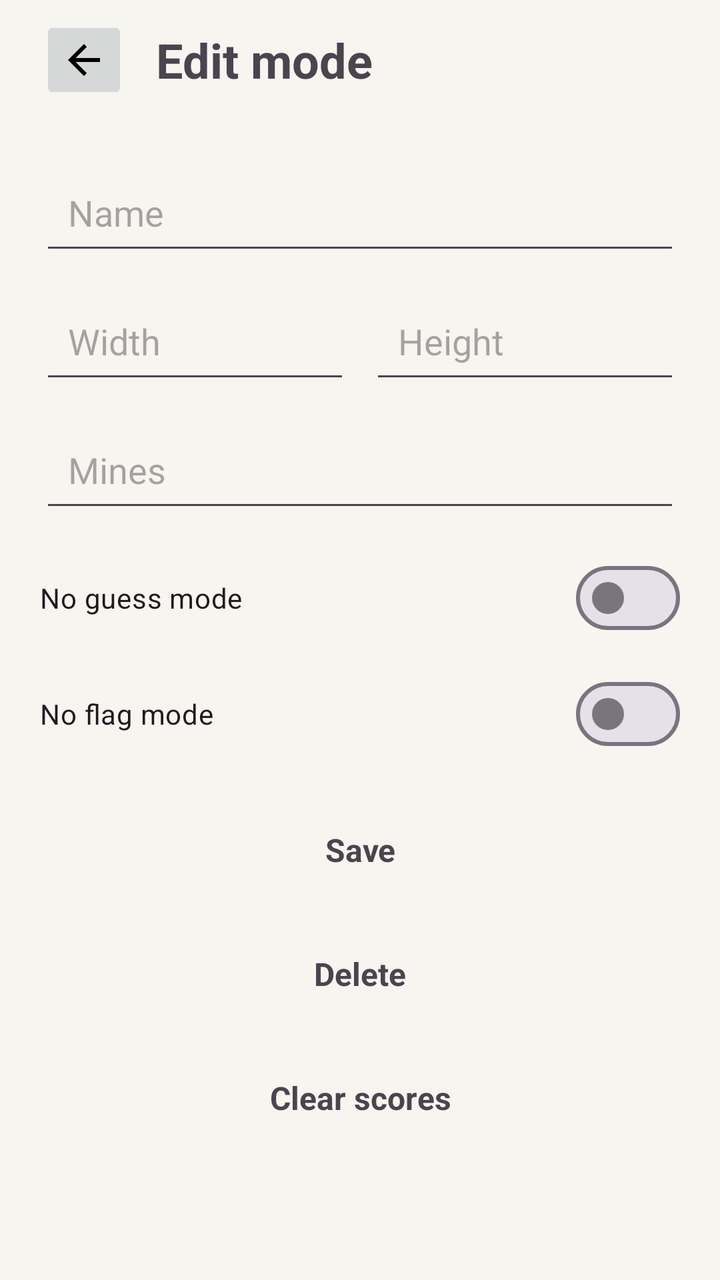
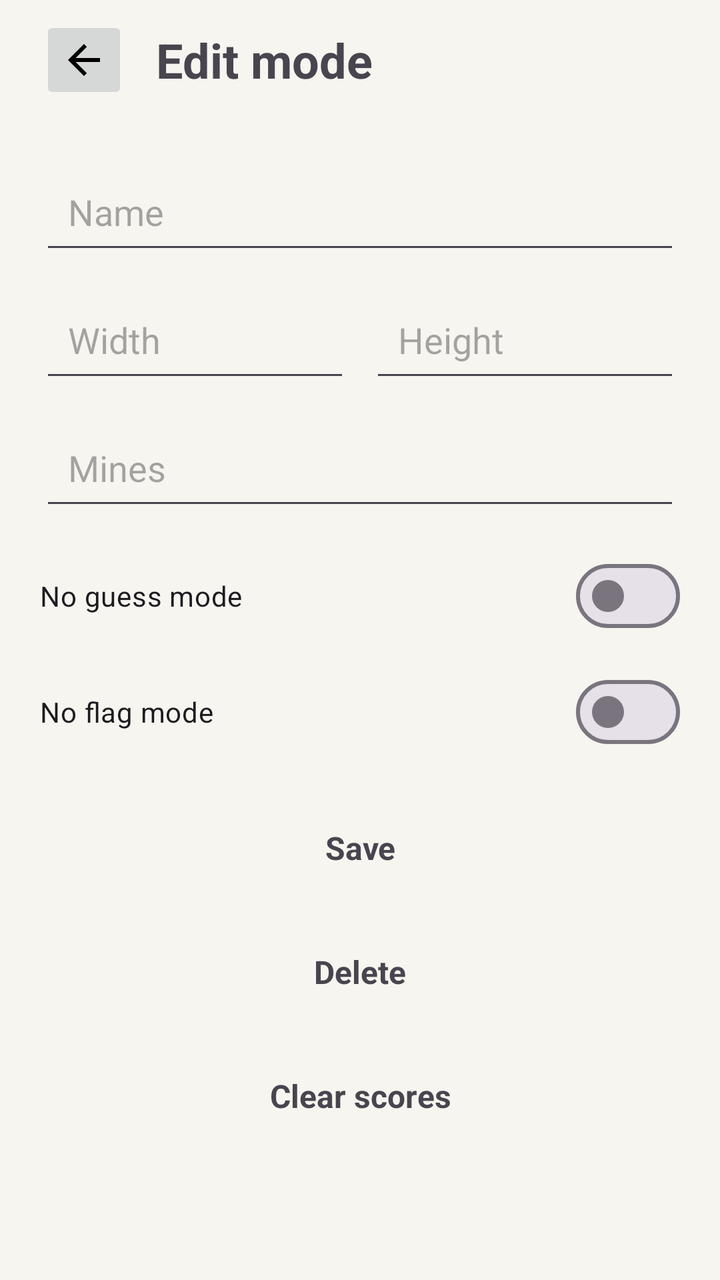

Two renders of the same Android screen: before a commit and after it. Below are the layout's source before the change and the commit's diff.
<!-- AndroidManifest.xml: application theme Theme.Minesweeper -->
<!-- res/layout/activity_mode_editor.xml -->
<?xml version="1.0" encoding="utf-8"?>
<LinearLayout xmlns:android="http://schemas.android.com/apk/res/android"
    android:layout_width="match_parent"
    android:layout_height="match_parent"
    android:orientation="vertical">

    <LinearLayout
        android:id="@+id/topBar"
        android:layout_width="match_parent"
        android:layout_height="wrap_content"
        android:gravity="center_vertical"
        android:orientation="horizontal"
        android:paddingStart="20dp"
        android:paddingTop="8dp"
        android:paddingEnd="20dp"
        android:paddingBottom="8dp">

        <ImageButton
            android:id="@+id/backButton"
            android:layout_width="44dp"
            android:layout_height="44dp"
            android:src="@drawable/ic_arrow_back_material" />

        <TextView
            android:id="@+id/titleText"
            android:layout_width="0dp"
            android:layout_height="wrap_content"
            android:layout_marginStart="14dp"
            android:layout_weight="1"
            android:text="@string/edit_mode"
            android:textSize="24sp"
            android:textStyle="bold" />
    </LinearLayout>

    <ScrollView
        android:layout_width="match_parent"
        android:layout_height="0dp"
        android:layout_weight="1">

        <LinearLayout
            android:id="@+id/content"
            android:layout_width="match_parent"
            android:layout_height="wrap_content"
            android:orientation="vertical"
            android:padding="20dp">

            <EditText
                android:id="@+id/nameInput"
                android:layout_width="match_parent"
                android:layout_height="wrap_content"
                android:hint="@string/name"
                android:inputType="textCapWords"
                android:padding="14dp" />

            <LinearLayout
                android:layout_width="match_parent"
                android:layout_height="wrap_content"
                android:layout_marginTop="12dp"
                android:orientation="horizontal">

                <EditText
                    android:id="@+id/widthInput"
                    android:layout_width="0dp"
                    android:layout_height="wrap_content"
                    android:layout_weight="1"
                    android:hint="@string/width"
                    android:inputType="number"
                    android:padding="14dp" />

                <EditText
                    android:id="@+id/heightInput"
                    android:layout_width="0dp"
                    android:layout_height="wrap_content"
                    android:layout_marginStart="10dp"
                    android:layout_weight="1"
                    android:hint="@string/height"
                    android:inputType="number"
                    android:padding="14dp" />
            </LinearLayout>

            <EditText
                android:id="@+id/minesInput"
                android:layout_width="match_parent"
                android:layout_height="wrap_content"
                android:layout_marginTop="12dp"
                android:hint="@string/mines"
                android:inputType="numberDecimal"
                android:padding="14dp" />

            <com.google.android.material.materialswitch.MaterialSwitch
                android:id="@+id/noGuessSwitch"
                android:layout_width="match_parent"
                android:layout_height="wrap_content"
                android:layout_marginTop="14dp"
                android:text="@string/no_guess_mode" />

            <com.google.android.material.materialswitch.MaterialSwitch
                android:id="@+id/noFlagSwitch"
                android:layout_width="match_parent"
                android:layout_height="wrap_content"
                android:layout_marginTop="10dp"
                android:text="@string/no_flag_mode" />

            <TextView
                android:id="@+id/errorText"
                android:layout_width="wrap_content"
                android:layout_height="wrap_content"
                android:layout_marginTop="12dp"
                android:text="@string/mode_error"
                android:visibility="gone" />

            <TextView
                android:id="@+id/saveButton"
                android:layout_width="match_parent"
                android:layout_height="52dp"
                android:layout_marginTop="18dp"
                android:gravity="center"
                android:text="@string/save"
                android:textSize="16sp"
                android:textStyle="bold" />

            <TextView
                android:id="@+id/deleteButton"
                android:layout_width="match_parent"
                android:layout_height="52dp"
                android:layout_marginTop="10dp"
                android:gravity="center"
                android:text="@string/delete"
                android:textSize="16sp"
                android:textStyle="bold" />

            <TextView
                android:id="@+id/clearScoresButton"
                android:layout_width="match_parent"
                android:layout_height="52dp"
                android:layout_marginTop="10dp"
                android:gravity="center"
                android:text="@string/clear_scores"
                android:textSize="16sp"
                android:textStyle="bold" />
        </LinearLayout>
    </ScrollView>

</LinearLayout>
<!-- resources referenced by this layout -->
<resources>
  <!-- drawable ic_arrow_back_material (drawable) -->
  <?xml version="1.0" encoding="utf-8"?>
  <vector xmlns:android="http://schemas.android.com/apk/res/android"
      android:width="24dp"
      android:height="24dp"
      android:viewportWidth="24"
      android:viewportHeight="24">
      <path
          android:fillColor="#FF000000"
          android:pathData="M20,11H7.83l5.59,-5.59L12,4l-8,8l8,8l1.41,-1.41L7.83,13H20z" />
  </vector>
  <string name="clear_scores">Clear scores</string>
  <string name="delete">Delete</string>
  <string name="edit_mode">Edit mode</string>
  <string name="height">Height</string>
  <string name="mines">Mines</string>
  <string name="mode_error">Use at least 5 x 5, stay at 200 x 200 or less, and leave room for a safe opening.</string>
  <string name="name">Name</string>
  <string name="no_flag_mode">No flag mode</string>
  <string name="no_guess_mode">No guess mode</string>
  <string name="save">Save</string>
  <string name="width">Width</string>
  <style name="Theme.Minesweeper" parent="Theme.Material3.Light.NoActionBar">
          <item name="android:windowBackground">@color/app_background</item>
          <item name="android:statusBarColor">@color/app_background</item>
          <item name="android:navigationBarColor">@color/app_background</item>
          <item name="android:windowLightStatusBar">true</item>
          <item name="android:windowLightNavigationBar">true</item>
          <item name="android:fontFamily">sans-serif</item>
          <item name="colorPrimary">@color/accent</item>
          <item name="colorSurface">@color/panel</item>
          <item name="android:windowAnimationStyle">@null</item>
          <item name="materialAlertDialogTheme">@style/Minesweeper.Dialog</item>
      </style>
  <color name="app_background">#F7F5EF</color>
  <color name="accent">#7CA7C7</color>
  <color name="panel">#EFEBE2</color>
  <style name="Minesweeper.Dialog" parent="ThemeOverlay.Material3.MaterialAlertDialog">
          <item name="backgroundTint">@color/panel</item>
      </style>
</resources>

<!-- the commit's change to res/layout/activity_mode_editor.xml (unified diff, before → after) -->
@@ -47,10 +47,13 @@
             <EditText
                 android:id="@+id/nameInput"
                 android:layout_width="match_parent"
-                android:layout_height="wrap_content"
+                android:layout_height="52dp"
                 android:hint="@string/name"
+                android:imeOptions="actionNext"
                 android:inputType="textCapWords"
-                android:padding="14dp" />
+                android:padding="14dp"
+                android:selectAllOnFocus="true"
+                android:singleLine="true" />
 
             <LinearLayout
                 android:layout_width="match_parent"
@@ -61,31 +64,40 @@
                 <EditText
                     android:id="@+id/widthInput"
                     android:layout_width="0dp"
-                    android:layout_height="wrap_content"
+                    android:layout_height="52dp"
                     android:layout_weight="1"
                     android:hint="@string/width"
+                    android:imeOptions="actionNext"
                     android:inputType="number"
-                    android:padding="14dp" />
+                    android:padding="14dp"
+                    android:selectAllOnFocus="true"
+                    android:singleLine="true" />
 
                 <EditText
                     android:id="@+id/heightInput"
                     android:layout_width="0dp"
-                    android:layout_height="wrap_content"
+                    android:layout_height="52dp"
                     android:layout_marginStart="10dp"
                     android:layout_weight="1"
                     android:hint="@string/height"
+                    android:imeOptions="actionNext"
                     android:inputType="number"
-                    android:padding="14dp" />
+                    android:padding="14dp"
+                    android:selectAllOnFocus="true"
+                    android:singleLine="true" />
             </LinearLayout>
 
             <EditText
                 android:id="@+id/minesInput"
                 android:layout_width="match_parent"
-                android:layout_height="wrap_content"
+                android:layout_height="52dp"
                 android:layout_marginTop="12dp"
                 android:hint="@string/mines"
+                android:imeOptions="actionDone"
                 android:inputType="numberDecimal"
-                android:padding="14dp" />
+                android:padding="14dp"
+                android:selectAllOnFocus="true"
+                android:singleLine="true" />
 
             <com.google.android.material.materialswitch.MaterialSwitch
                 android:id="@+id/noGuessSwitch"
